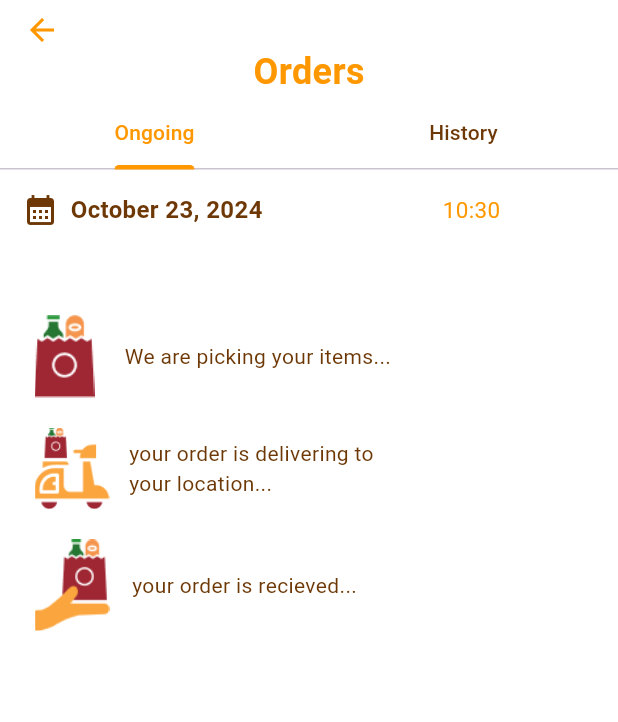
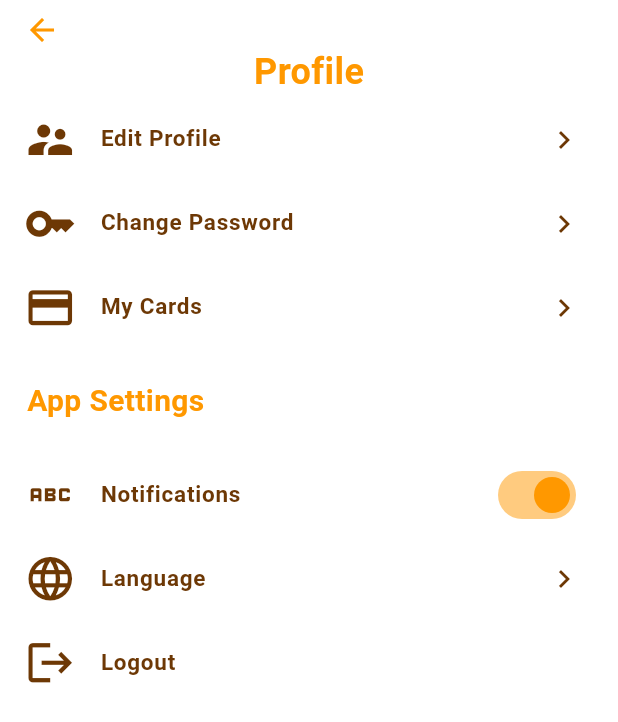
Before and after one commit to RifathKomath/ui_design, a Flutter app: the BottomNav screen opened directly, item 5 of the bottom bar chosen, after a tap on "Profile", on a phone screen of 412 x 824 dp. Shown: the top 722 px of the screen. Run offline on Flutter 3.47's test engine with Material 3 defaults, Android fonts, the phone set to English and light mode, and no system bars; our stand-ins replace intl_phone_field; missing offline and left inert: count_button.

Commit message:
updated 23

```diff
--- a/lib/account_screens/orders.dart
+++ b/lib/account_screens/orders.dart
@@ -1,6 +1,5 @@
 import 'package:flutter/material.dart';
 import 'package:intl/intl.dart';
-import 'package:uidesign/additional/colors.dart';
 
 class Orders extends StatefulWidget {
   const Orders({super.key});
--- a/lib/account_screens/profile.dart
+++ b/lib/account_screens/profile.dart
@@ -0,0 +1,87 @@
+import 'package:flutter/material.dart';
+import 'package:uidesign/additional/list_tile.dart';
+
+class Profile extends StatefulWidget {
+  const Profile({super.key});
+
+  @override
+  State<Profile> createState() => _ProfileState();
+}
+
+class _ProfileState extends State<Profile> {
+  @override
+  Widget build(BuildContext context) {
+    return Scaffold(
+      appBar: PreferredSize(
+          preferredSize: const Size.fromHeight(65),
+          child: AppBar(
+            iconTheme: const IconThemeData(color: Colors.orange),
+            backgroundColor: Colors.white,
+            bottom: const PreferredSize(
+                preferredSize: Size.fromHeight(120),
+                child: Text(
+                  'Profile',
+                  style: TextStyle(
+                      fontSize: 24,
+                      fontWeight: FontWeight.w700,
+                      color: Colors.orange),
+                )),
+          )),
+      body: SingleChildScrollView(
+        child: Column(
+          children: [
+            customListView(
+                icon: Icons.supervisor_account,
+                icon_2: Icons.keyboard_arrow_right_outlined,
+                label: 'Edit Profile'),
+            customListView(
+                icon: Icons.key,
+                icon_2: Icons.keyboard_arrow_right_outlined,
+                label: 'Change Password'),
+            customListView(
+                icon: Icons.credit_card,
+                icon_2: Icons.keyboard_arrow_right_outlined,
+                label: 'My Cards'),
+            const SizedBox(
+              height: 20,
+            ),
+            const Padding(
+              padding: EdgeInsets.only(left: 18),
+              child: Align(
+                  alignment: Alignment.topLeft,
+                  child: Text(
+                    'App Settings',
+                    style: TextStyle(
+                        fontSize: 20,
+                        color: Colors.orange,
+                        fontWeight: FontWeight.w700),
+                  )),
+            ),
+           const  SizedBox(height: 20,),
+            ListTile(
+    leading: Icon(Icons.abc,color:const  Color.fromRGBO(109, 56, 5, 1),size: 35,),
+    title: Text('Notifications',style: const TextStyle(color: Color.fromRGBO(109, 56, 5, 1),fontSize: 15,fontWeight: FontWeight.w700),),
+    trailing:Switch(value: true, onChanged: (value){
+        setState(() {
+          value=false;
+        });
+    },activeColor: Colors.orange,
+    )
+  ),
+           const ListTile(
+    leading: Icon(Icons.language,color:const  Color.fromRGBO(109, 56, 5, 1),size: 35,),
+    title: Text('Language',style: const TextStyle(color: Color.fromRGBO(109, 56, 5, 1),fontSize: 15,fontWeight: FontWeight.w700),),
+    trailing: Icon(Icons.keyboard_arrow_right_outlined,color: const Color.fromRGBO(109, 56, 5, 1),),
+  ),
+   const ListTile(
+    leading: Icon(Icons.logout,color:const  Color.fromRGBO(109, 56, 5, 1),size: 35,),
+    title: Text('Logout',style: const TextStyle(color: Color.fromRGBO(109, 56, 5, 1),fontSize: 15,fontWeight: FontWeight.w700),),
+
+  )
+
+          ],
+        ),
+      ),
+    );
+  }
+}
--- /dev/null
+++ b/lib/additional/custom_card.dart
@@ -0,0 +1,77 @@
+import 'package:flutter/material.dart';
+
+Widget customCard({
+  required String image,
+  required String label,
+  required String subLabel,
+  required IconData icon,
+  required String price,
+}) {
+  return SizedBox(
+    width: 165,
+    height: 215,
+    child: Card(
+      shape: RoundedRectangleBorder(borderRadius: BorderRadius.circular(20)),
+      color: Colors.white,
+      elevation: 5,
+      margin:const EdgeInsets.symmetric(vertical: 5,horizontal: 5),
+      child: Column(
+        children: [
+          Padding(
+            padding: const EdgeInsets.all(15.0),
+            child: SizedBox(
+              height: 90,
+              child: Image.asset(image)),
+          ),
+          Padding(
+            padding: const EdgeInsets.only(left: 10),
+            child: Column(
+              crossAxisAlignment: CrossAxisAlignment.start,
+              children: [
+               const SizedBox(height: 5,),
+                Text(
+                  label,
+                  style: const TextStyle(
+                      color: Color.fromRGBO(109, 56, 5, 1),
+                      fontSize: 15,
+                      fontWeight: FontWeight.w700),
+                ),
+                Text(subLabel,
+                    style: const TextStyle(
+                        color: Color.fromRGBO(109, 56, 5, 1), fontSize: 10)),
+                Row(
+                  children: [
+                    Icon(
+                      icon,
+                      color: Colors.orange,
+                    ),
+                    Text(
+                      price,
+                      style: const TextStyle(
+                          color: Colors.orange,
+                          fontWeight: FontWeight.bold,
+                          fontSize: 20),
+                    ),
+                    const SizedBox(
+                      width: 45,
+                    ),
+                    InkWell(
+                      child: Container(
+                        decoration: const BoxDecoration(
+                            shape: BoxShape.circle, color: Colors.green),
+                        child: const Icon(
+                          Icons.add,
+                          color: Colors.white,
+                        ),
+                      ),
+                    )
+                  ],
+                ),
+              ],
+            ),
+          )
+        ],
+      ),
+    ),
+  );
+}
--- /dev/null
+++ b/lib/additional/custom_categories.dart
@@ -0,0 +1,18 @@
+import 'package:flutter/material.dart';
+
+Widget customCatogories({
+  required String image,
+}) {
+  return SizedBox(
+    child: Card(
+      color: Colors.white,
+      elevation: 0,
+      child: Center(
+        child: InkWell(
+          child: Image.asset(image),
+          onTap: null,
+        ),
+      ),
+    ),
+  );
+}
--- /dev/null
+++ b/lib/additional/list_tile.dart
@@ -0,0 +1,17 @@
+import 'package:flutter/material.dart';
+
+Widget customListView({
+  required IconData icon,
+  required IconData icon_2,
+  required String label,
+  // required List screens
+}) {
+  return ListTile(
+    leading: Icon(icon,color:const  Color.fromRGBO(109, 56, 5, 1),size: 35,),
+    title: Text(label,style: const TextStyle(color: Color.fromRGBO(109, 56, 5, 1),fontSize: 15,fontWeight: FontWeight.w700),),
+    trailing: Icon(icon_2,color: const Color.fromRGBO(109, 56, 5, 1),),
+    onTap: () {
+      // Navigator.of().push(MaterialPageRoute(builder: (context) => screens));
+    },
+  );
+}
--- a/lib/bottom_nav.dart
+++ b/lib/bottom_nav.dart
@@ -33,7 +33,7 @@ bottomNavigationBar: Container(
               BottomNavigationBarItem(
                 icon: Icon(
                   Icons.home,
-                  color: Colors.orange,
+                  color: Color.fromRGBO(109, 56, 5, 1),
                   size: 25,
                 ),
                 label: 'Shop',
--- a/lib/nav_screens/account.dart
+++ b/lib/nav_screens/account.dart
@@ -1,6 +1,8 @@
 import 'package:flutter/material.dart';
 import 'package:uidesign/account_screens/address.dart';
 import 'package:uidesign/account_screens/orders.dart';
+import 'package:uidesign/account_screens/payment.dart';
+import 'package:uidesign/account_screens/profile.dart';
 
 class Account extends StatefulWidget {
   const Account({super.key});
@@ -30,9 +32,13 @@ class _AccountState extends State<Account> {
         body: Padding(
           padding: const EdgeInsets.all(15.0),
           child: ListView(
-            children:  [
-               ListTile(
-                leading:const  Icon(Icons.supervisor_account,color:Colors.orange,size: 30,),
+            children: [
+              ListTile(
+                leading: const Icon(
+                  Icons.supervisor_account,
+                  color: Colors.orange,
+                  size: 30,
+                ),
                 title: const Text(
                   'Profile',
                   style: TextStyle(
@@ -40,10 +46,15 @@ class _AccountState extends State<Account> {
                       fontSize: 20,
                       fontWeight: FontWeight.bold),
                 ),
-                onTap: () => Navigator.of(context).push(MaterialPageRoute(builder: (context)=>const Orders())),
+                onTap: () => Navigator.of(context).push(
+                    MaterialPageRoute(builder: (context) => const Profile())),
               ),
               ListTile(
-                leading: const Icon(Icons.card_travel,color:Colors.orange,size: 30,),
+                leading: const Icon(
+                  Icons.card_travel,
+                  color: Colors.orange,
+                  size: 30,
+                ),
                 title: const Text(
                   'Orders',
                   style: TextStyle(
@@ -51,10 +62,15 @@ class _AccountState extends State<Account> {
                       fontSize: 20,
                       fontWeight: FontWeight.bold),
                 ),
-                onTap: () => Navigator.of(context).push(MaterialPageRoute(builder: (context)=>const Orders())),
+                onTap: () => Navigator.of(context).push(
+                    MaterialPageRoute(builder: (context) => const Orders())),
               ),
               ListTile(
-                leading: const Icon(Icons.location_on_sharp,color:Colors.orange,size: 30,),
+                leading: const Icon(
+                  Icons.location_on_sharp,
+                  color: Colors.orange,
+                  size: 30,
+                ),
                 title: const Text(
                   'Address',
                   style: TextStyle(
@@ -62,19 +78,26 @@ class _AccountState extends State<Account> {
                       fontSize: 20,
                       fontWeight: FontWeight.bold),
                 ),
-                onTap:() {
-                  Navigator.of(context).push(MaterialPageRoute(builder: (context)=>const Address()));
+                onTap: () {
+                  Navigator.of(context).push(
+                      MaterialPageRoute(builder: (context) => const Address()));
                 },
               ),
-            const   ListTile(
-                leading: Icon(Icons.payment,color:Colors.orange,size: 30,),
-                title: Text(
+              ListTile(
+                leading: const Icon(
+                  Icons.payment,
+                  color: Colors.orange,
+                  size: 30,
+                ),
+                title: const Text(
                   'Payment',
                   style: TextStyle(
                       color: Color.fromRGBO(127, 83, 29, 10),
                       fontSize: 20,
                       fontWeight: FontWeight.bold),
                 ),
+                onTap: () => Navigator.of(context).push(
+                    MaterialPageRoute(builder: (context) => const Payment())),
               )
             ],
           ),
--- a/lib/nav_screens/explore.dart
+++ b/lib/nav_screens/explore.dart
@@ -10,9 +10,9 @@ class Explore extends StatefulWidget {
 
 class _ExploreState extends State<Explore> {
   List<String> catagoriesImages = [
+    'assets/image/catgories_3.png',
     'assets/image/catgories_1.png',
     'assets/image/catgories_2.png',
-    'assets/image/catgories_3.png',
     'assets/image/catgories_8.png',
     'assets/image/catgories_10.png',
     'assets/image/catgories_6.png',
@@ -76,11 +76,11 @@ class _ExploreState extends State<Explore> {
                       child: Center(
                         child: Image.asset(catagoriesImages[index]),
                       ),
-                      onTap: () => Navigator.of(context).push(MaterialPageRoute(builder: (context)=>const Categories())),
+                      onTap: () => Navigator.of(context).push(MaterialPageRoute(
+                          builder: (context) => const Categories())),
                     );
                   },
                   itemCount: catagoriesImages.length,
-
                 ),
               )
             ],
--- a/lib/nav_screens/home_page.dart
+++ b/lib/nav_screens/home_page.dart
@@ -1,4 +1,7 @@
 import 'package:flutter/material.dart';
+import 'package:uidesign/additional/custom_card.dart';
+import 'package:uidesign/additional/custom_categories.dart';
+import 'package:uidesign/nav_screens/explore.dart';
 
 class HomePage extends StatefulWidget {
   const HomePage({super.key});
@@ -48,6 +51,7 @@ class _HomePageState extends State<HomePage> {
                     child: Icon(Icons.search),
                   ),
                   hintText: 'Search',
+                  backgroundColor: const WidgetStatePropertyAll(Colors.black12),
                   shape: WidgetStatePropertyAll(RoundedRectangleBorder(
                       borderRadius: BorderRadius.circular(10))),
                 ),
@@ -55,44 +59,37 @@ class _HomePageState extends State<HomePage> {
               const SizedBox(
                 height: 20,
               ),
-              const Row(
+              Row(
                 children: [
-                  Text('Categories',
+                  const Text('Categories',
                       style: TextStyle(
                           color: Color.fromRGBO(109, 56, 5, 1),
                           fontSize: 22,
                           fontWeight: FontWeight.w700)),
-                  SizedBox(
+                  const SizedBox(
                     width: 150,
                   ),
-                  Text('See All',
+                  InkWell(
+                      child: const Text('See All',
                           style: TextStyle(
                               color: Color.fromRGBO(255, 94, 0, 1),
                               fontSize: 18,
-                          fontWeight: FontWeight.w400))
+                              fontWeight: FontWeight.w400)),
+                      onTap: () => Navigator.of(context).push(MaterialPageRoute(
+                          builder: (context) => const Explore())))
                 ],
+              ),
+              const SizedBox(
+                height: 10,
               ),
               SingleChildScrollView(
                 scrollDirection: Axis.horizontal,
                 child: Row(
                   children: [
-                    Image.asset('assets/image/Group 190.png'),
-                    const SizedBox(
-                      width: 10,
-                    ),
-                    Image.asset('assets/image/Group 190.png'),
-                    const SizedBox(
-                      width: 10,
-                    ),
-                    Image.asset('assets/image/Group 192.png'),
-                    const SizedBox(
-                      width: 10,
-                    ),
-                    Image.asset('assets/image/Group 192.png'),
-                    const SizedBox(
-                      width: 10,
-                    ),
-                    Image.asset('assets/image/Group 197.png'),
+                    customCatogories(image: 'assets/image/Group 190.png'),
+                    customCatogories(image: 'assets/image/Group 192.png'),
+                    customCatogories(image: 'assets/image/catgories_8.png'),
+                    customCatogories(image: 'assets/image/catgories_7.png'),
                   ],
                 ),
               ),
@@ -109,11 +106,13 @@ class _HomePageState extends State<HomePage> {
                   SizedBox(
                     width: 120,
                   ),
-                  Text('See All',
+                  InkWell(
+                    child: Text('See All',
                         style: TextStyle(
                             color: Color.fromRGBO(255, 94, 0, 1),
                             fontSize: 18,
-                          fontWeight: FontWeight.w400))
+                            fontWeight: FontWeight.w400)),
+                  )
                 ],
               ),
               const SizedBox(
@@ -123,15 +122,24 @@ class _HomePageState extends State<HomePage> {
                   scrollDirection: Axis.horizontal,
                   child: Row(
                     children: [
-                      Image.asset('assets/image/Group 232.png'),
-                      const SizedBox(
-                        width: 10,
-                      ),
-                      Image.asset('assets/image/Group 200.png'),
-                      const SizedBox(
-                        width: 10,
-                      ),
-                      Image.asset('assets/image/Group 202.png'),
+                      customCard(
+                          image: 'assets/image/apple.png',
+                          label: 'Red Apple',
+                          icon: Icons.attach_money_outlined,
+                          subLabel: '1kg,priceg',
+                          price: '4,99'),
+                      customCard(
+                          image: 'assets/image/banana.png',
+                          label: 'Original Banana',
+                          subLabel: '1kg,priceg',
+                          icon: Icons.attach_money_outlined,
+                          price: '4,99'),
+                      customCard(
+                          image: 'assets/image/Avocado-PNG-Clipart 1.png',
+                          label: 'Avacado Bowl',
+                          subLabel: '1kg,priceg',
+                          icon: Icons.attach_money_outlined,
+                          price: '4,99')
                     ],
                   )),
             ],
--- a/pubspec.yaml
+++ b/pubspec.yaml
@@ -38,6 +38,8 @@ dependencies:
   intl_phone_field: ^3.2.0
   carousel_slider: ^5.0.0
   intl: ^0.19.0
+  item_count_number_button: ^1.9.2
+  count_button: ^1.0.1
 
 
 
@@ -96,6 +98,10 @@ flutter:
     - assets/image/Group (1).png
     - assets/image/Scooter Delivery.png
     - assets/image/Group.png
+    - assets/image/salmon.png
+    - assets/image/apple.png
+    - assets/image/Avocado-PNG-Clipart 1.png
+    - assets/image/banana.png
 
   # An image asset can refer to one or more resolution-specific "variants", see
   # https://flutter.dev/assets-and-images/#resolution-aware
```
Also changed, not shown: lib/account_screens/payment.dart (+31 -0 lines), lib/additional/custom_tab.dart (added, +20 -0 lines), lib/categories.dart (+45 -18 lines), lib/nav_screens/cart.dart (+92 -28 lines), assets/image/Avocado-PNG-Clipart 1.png (added), assets/image/apple.png (added), assets/image/banana.png (added), assets/image/salmon.png (added), pubspec.lock. Lines whose indentation alone changed are shown as unchanged.
